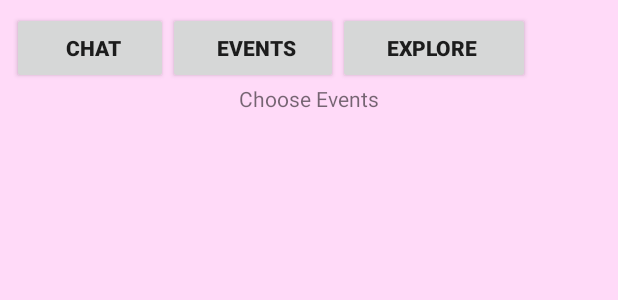
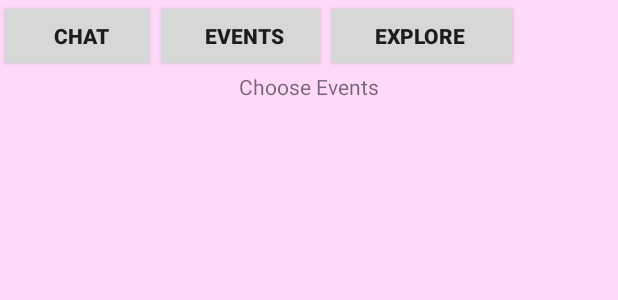
Before and after one commit to denbedilov/attender-app, an Android app: the layout activity_chat_page.xml on its own in the app's theme, with its tools: preview values and no code run, on a phone screen of 412 x 824 dp. Shown: the top 300 px of the screen. Run offline under Robolectric (Android 15) with nearby library versions, the phone set to English and light mode, and no system bars.

Commit message:
android 4.0.3 version try

```diff
--- a/Attender/app/src/main/res/layout/activity_calendar_page.xml
+++ b/Attender/app/src/main/res/layout/activity_calendar_page.xml
@@ -1,9 +1,6 @@
 <RelativeLayout xmlns:android="http://schemas.android.com/apk/res/android"
     xmlns:tools="http://schemas.android.com/tools" android:layout_width="match_parent"
-    android:layout_height="match_parent" android:paddingLeft="@dimen/activity_horizontal_margin"
-    android:paddingRight="@dimen/activity_horizontal_margin"
-    android:paddingTop="@dimen/activity_vertical_margin"
-    android:paddingBottom="@dimen/activity_vertical_margin"
+    android:layout_height="match_parent"
     tools:context="com.attender.rita.attender.CalendarPageActivity"
     android:background="#ffffffff"
     android:orientation="vertical">
@@ -15,7 +12,6 @@
         android:text="       Chat      "
         android:id="@+id/chat_cmd"
         android:layout_alignParentTop="true"
-        android:layout_alignParentStart="true"
         android:textStyle="bold"
         android:onClick="chatPressed"/>
 
--- a/Attender/app/src/main/res/layout/activity_chat_page.xml
+++ b/Attender/app/src/main/res/layout/activity_chat_page.xml
@@ -1,9 +1,7 @@
 <RelativeLayout xmlns:android="http://schemas.android.com/apk/res/android"
-    xmlns:tools="http://schemas.android.com/tools" android:layout_width="match_parent"
-    android:layout_height="match_parent" android:paddingLeft="@dimen/activity_horizontal_margin"
-    android:paddingRight="@dimen/activity_horizontal_margin"
-    android:paddingTop="@dimen/activity_vertical_margin"
-    android:paddingBottom="@dimen/activity_vertical_margin"
+    xmlns:tools="http://schemas.android.com/tools"
+    android:layout_width="match_parent"
+    android:layout_height="match_parent"
     tools:context="com.attender.rita.attender.ChatPageActivity"
     android:background="#ffdaf8"
     android:orientation="vertical">
@@ -14,7 +12,7 @@
         android:text="       Chat      "
         android:id="@+id/chat_cmd"
         android:layout_alignParentTop="true"
-        android:layout_alignParentStart="true"
+
         android:textStyle="bold"/>
 
     <Button
--- a/Attender/app/src/main/res/layout/activity_event__page_.xml
+++ b/Attender/app/src/main/res/layout/activity_event__page_.xml
@@ -1,9 +1,6 @@
 <LinearLayout xmlns:android="http://schemas.android.com/apk/res/android"
     xmlns:tools="http://schemas.android.com/tools" android:layout_width="match_parent"
-    android:layout_height="match_parent" android:paddingLeft="@dimen/activity_horizontal_margin"
-    android:paddingRight="@dimen/activity_horizontal_margin"
-    android:paddingTop="@dimen/activity_vertical_margin"
-    android:paddingBottom="@dimen/activity_vertical_margin"
+    android:layout_height="match_parent"
     tools:context="com.attender.rita.attender.Event_Page_Activity"
     android:background="#43969696"
     android:orientation="vertical"
--- a/Attender/app/src/main/res/layout/activity_login_page.xml
+++ b/Attender/app/src/main/res/layout/activity_login_page.xml
@@ -1,9 +1,7 @@
 <RelativeLayout xmlns:android="http://schemas.android.com/apk/res/android"
     xmlns:tools="http://schemas.android.com/tools" android:layout_width="match_parent"
-    android:layout_height="match_parent" android:paddingLeft="@dimen/activity_horizontal_margin"
-    android:paddingRight="@dimen/activity_horizontal_margin"
-    android:paddingTop="@dimen/activity_vertical_margin"
-    android:paddingBottom="@dimen/activity_vertical_margin" tools:context=".loginPageActivity"
+    android:layout_height="match_parent"
+    tools:context=".loginPageActivity"
     android:background="#ffffffff"
     >
 
```
Also changed, not shown: Attender/app/src/main/java/com/attender/CalendarPageActivity.java (+21 -21 lines), Attender/app/src/main/java/com/attender/ChatPageActivity.java (+21 -21 lines), Attender/app/src/main/java/com/attender/Event_Page_Activity.java (+21 -21 lines), Attender/app/src/main/java/com/attender/loginPageActivity.java (+21 -21 lines), Attender/app/src/main/java/com/attender/searchEventActivity.java (+11 -11 lines), Attender/app/src/main/res/layout/activity_search_event.xml (+2 -6 lines).
